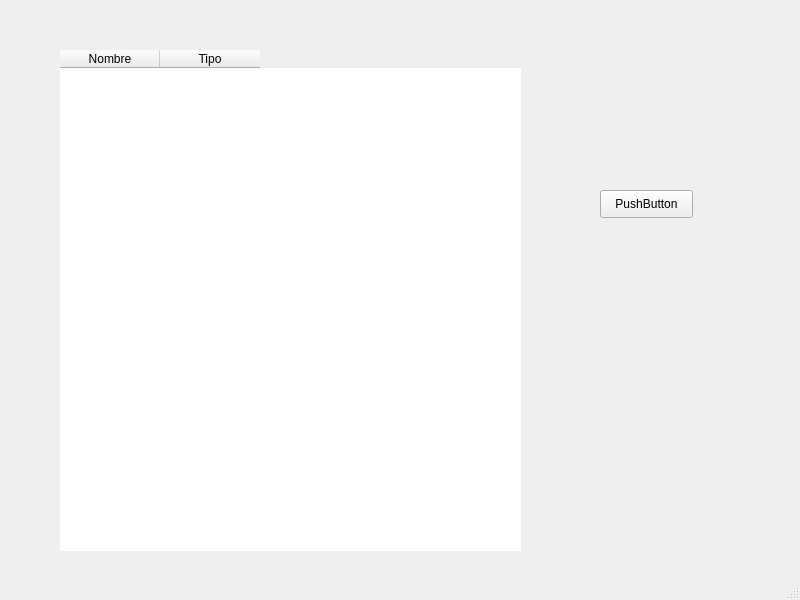
The window that interfaces/prueba_tabla.ui (Geo18G/SITHome) describes before a commit, drawn with Qt 5.
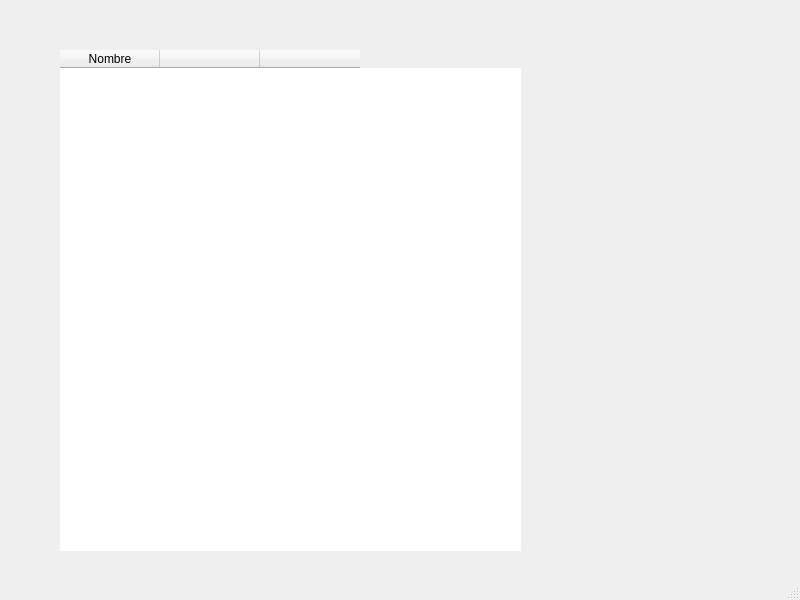
The same window after the commit.

```diff
--- a/interfaces/prueba_tabla.ui
+++ b/interfaces/prueba_tabla.ui
@@ -37,22 +37,14 @@
     </column>
     <column>
      <property name="text">
-      <string>Tipo</string>
+      <string/>
      </property>
     </column>
-   </widget>
-   <widget class="QPushButton" name="boton">
-    <property name="geometry">
-     <rect>
-      <x>600</x>
-      <y>190</y>
-      <width>93</width>
-      <height>28</height>
-     </rect>
-    </property>
-    <property name="text">
-     <string>PushButton</string>
-    </property>
+    <column>
+     <property name="text">
+      <string/>
+     </property>
+    </column>
    </widget>
   </widget>
   <widget class="QStatusBar" name="statusbar"/>
```
Left out of the diff: 3 changed lines with no effect on the pictures.
